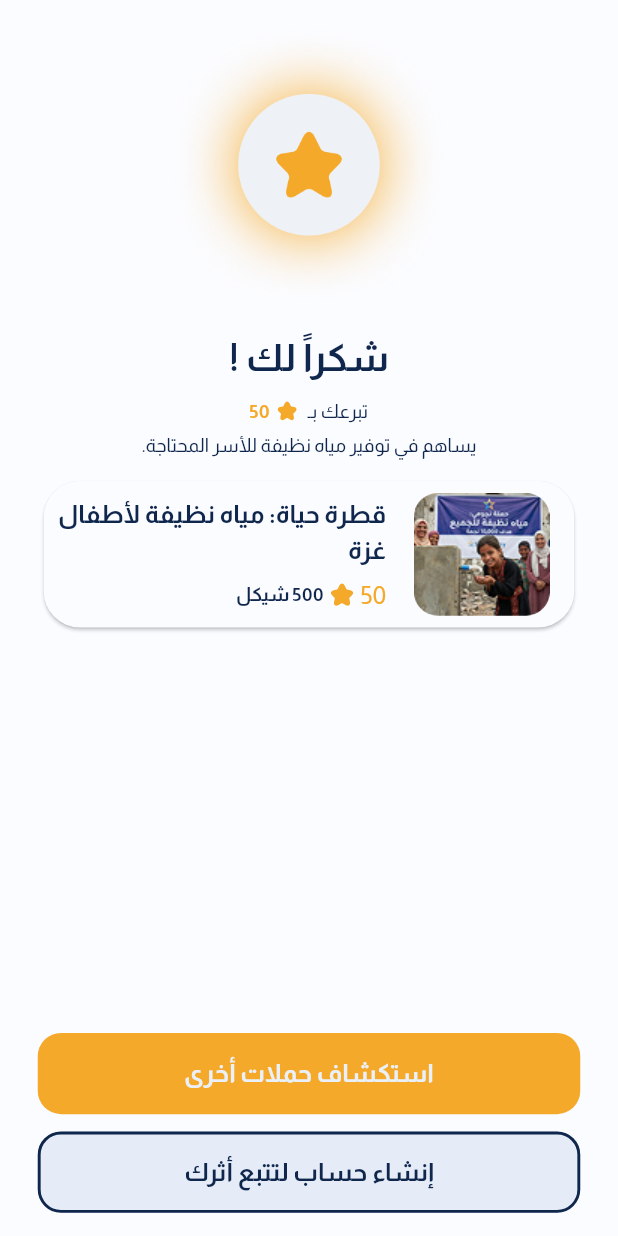
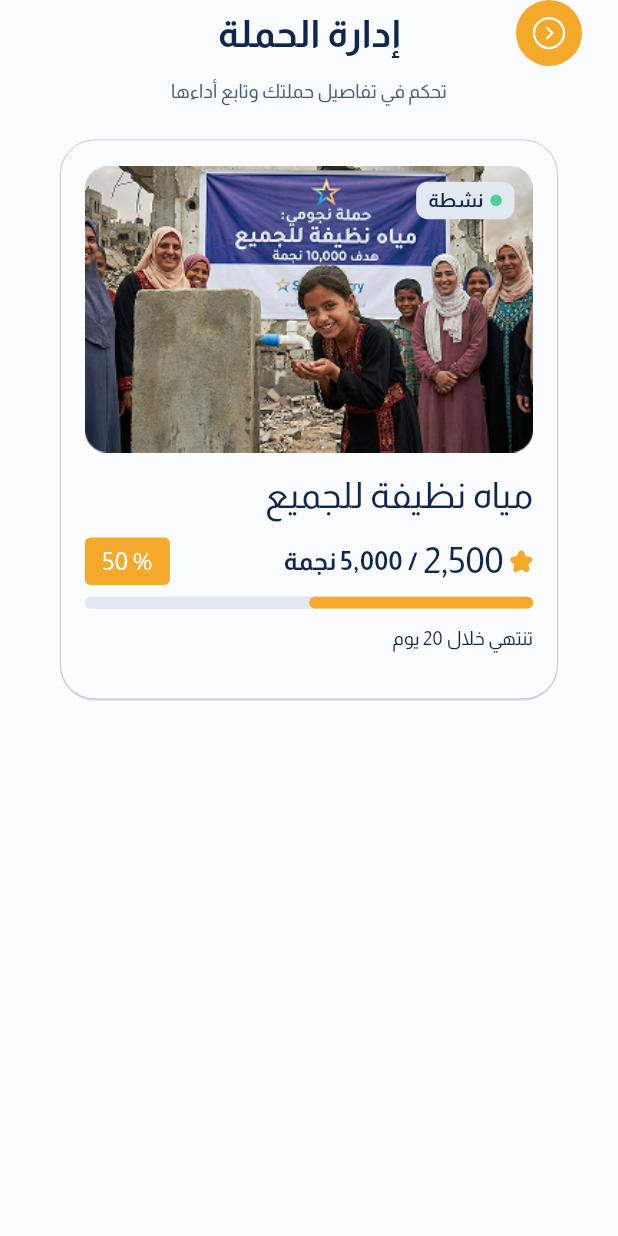
Before and after one commit to alhessiahmed/crowdfunding_platform, a Flutter app: the screen it shows after launch, on a phone screen of 412 x 824 dp. Run offline on Flutter 3.47's test engine with Material 3 defaults, Android fonts, the phone set to English and light mode, and no system bars; our stand-ins replace flutter_screenutil, flutter_svg, get, shared_preferences.

Commit message:
done the update and contrle campaigne card widget and done the controler and binig of the secreen withe chat gpt i dont know getx

```diff
--- a/lib/controller/core/constants/images_manager.dart
+++ b/lib/controller/core/constants/images_manager.dart
@@ -65,4 +65,6 @@ class ImagesManager {
   static const String calender2 = '$iconsPath/ic_calendar-2.svg';
   static const String profile2user = '$iconsPath/ic_profile-2user.svg';
   static const String notificationBing = '$iconsPath/ic_notification-bing.svg';
+  static const String pushIcon = '$iconsPath/ic_pause.svg';
+  static const String trashIcon = '$iconsPath/ic_trash.svg';
 }
--- a/lib/controller/core/routes/get_pages.dart
+++ b/lib/controller/core/routes/get_pages.dart
@@ -2,6 +2,7 @@ import 'package:crowdfunding_platform/controller/getx/bindings/auth/forgot_passw
 import 'package:crowdfunding_platform/controller/getx/bindings/auth/user_type_selection_binding.dart';
 import 'package:crowdfunding_platform/controller/getx/bindings/auth/verification_binding.dart';
 import 'package:crowdfunding_platform/controller/getx/bindings/campaign_details_binding.dart';
+import 'package:crowdfunding_platform/controller/getx/bindings/control_campaign_binding.dart';
 import 'package:crowdfunding_platform/controller/getx/bindings/home_binding.dart';
 import 'package:crowdfunding_platform/view/screens/auth/forgot_password_screen.dart';
 import 'package:crowdfunding_platform/view/screens/auth/reset_password_success_screen.dart';
@@ -11,6 +12,7 @@ import 'package:crowdfunding_platform/view/screens/campaign_details_screen.dart'
 import 'package:crowdfunding_platform/view/screens/home_screen.dart';
 import 'package:crowdfunding_platform/view/screens/intro/welcome_screen.dart';
 import 'package:crowdfunding_platform/view/screens/main_screen.dart';
+import 'package:crowdfunding_platform/view/screens/update_campaign/control_campaign_screen.dart';
 import 'package:get/get.dart';
 
 import '../../../view/screens/auth/forgot_password_screen.dart';
@@ -114,6 +116,11 @@ final List<GetPage<dynamic>> getPages = [
     page: () => const CampaignDetailsScreen(),
     binding: CampaignDetailsBinding(),
   ),
+  GetPage(
+    name: RoutesManager.controlCampaignScreen,
+    page: () => const ControlCampaignScreen(),
+    binding: ControlCampaignBinding(),
+  ),
 
   GetPage(
     name: RoutesManager.paymentScreen,
--- a/lib/controller/core/routes/routes_manager.dart
+++ b/lib/controller/core/routes/routes_manager.dart
@@ -23,4 +23,5 @@ class RoutesManager {
   static const creditCardPaymentScreen = '/credit_card_payment_screen';
   static const confirmPaymentScreen = '/confirm_payment_screen';
   static const thanksForPaymentScreen = '/thanks_for_payment_screen';
+  static const controlCampaignScreen = '/control_campaign_screen';
 }
--- a/lib/controller/getx/bindings/campaign_details_binding.dart
+++ b/lib/controller/getx/bindings/campaign_details_binding.dart
@@ -1,4 +1,4 @@
-import 'package:crowdfunding_platform/controller/getx/controllers/campagin_details_controller.dart';
+import 'package:crowdfunding_platform/controller/getx/controllers/campgin_update_and_control_controllers/campagin_details_controller.dart';
 import 'package:get/instance_manager.dart';
 
 class CampaignDetailsBinding extends Bindings{
--- /dev/null
+++ b/lib/controller/getx/bindings/control_campaign_binding.dart
@@ -0,0 +1,9 @@
+import 'package:crowdfunding_platform/controller/getx/controllers/campgin_update_and_control_controllers/control_campaign_controller.dart';
+import 'package:get/get.dart';
+
+class ControlCampaignBinding implements Bindings {
+  @override
+  void dependencies() {
+    Get.put(ControlCampaignController());
+  }
+}
--- /dev/null
+++ b/lib/controller/getx/controllers/campgin_update_and_control_controllers/control_campaign_controller.dart
@@ -0,0 +1,110 @@
+import 'package:crowdfunding_platform/controller/core/constants/images_manager.dart';
+import 'package:crowdfunding_platform/controller/core/utils/show_snackbar.dart';
+import 'package:crowdfunding_platform/model/control_campaign.dart';
+import 'package:get/get.dart';
+
+class ControlCampaignController extends GetxController {
+  late final ControlCampaignData campaign;
+
+  final RxList<CampaignUpdate> updates = <CampaignUpdate>[].obs;
+  final RxInt selectedNavIndex = 2.obs;
+
+  List<CampaignAction> get actions => campaign.actions;
+
+  @override
+  void onInit() {
+    super.onInit();
+    campaign = const ControlCampaignData(
+      summary: CampaignSummary(
+        titleKey: 'Campaign_title_sample',
+        statusLabelKey: 'Active',
+        categoryLabelKey: 'water',
+        imagePath: ImagesManager.test,
+        starsCollected: 2500,
+        starsTarget: 5000,
+        daysRemaining: 20,
+      ),
+      performance: PerformanceOverview(
+        totalStars: 2500,
+        supporters: 12,
+        daysRemaining: 20,
+      ),
+      actions: [
+        CampaignAction(type: ControlActionType.edit, labelKey: 'Edit'),
+        CampaignAction(type: ControlActionType.share, labelKey: 'Share'),
+        CampaignAction(type: ControlActionType.addUpdate, labelKey: 'Add_Update'),
+      ],
+      updates: [
+        CampaignUpdate(
+          title: 'Started the first delivery',
+          description: 'Clean water reached 50 families in need.',
+          timeLabel: '3 hours ago',
+          isLiked: true,
+        ),
+        CampaignUpdate(
+          title: 'Reached 1,000 stars',
+          description: 'Thanks to supporters for the early momentum.',
+          timeLabel: '1 day ago',
+        ),
+      ],
+    );
+    updates.assignAll(campaign.updates);
+  }
+
+  double get progress {
+    if (campaign.summary.starsTarget == 0) {
+      return 0;
+    }
+    return campaign.summary.starsCollected / campaign.summary.starsTarget;
+  }
+
+  int get progressPercent {
+    final percent = (progress * 100).round();
+    if (percent < 0) {
+      return 0;
+    }
+    if (percent > 100) {
+      return 100;
+    }
+    return percent;
+  }
+
+  void toggleLike(int index) {
+    final current = updates[index];
+    updates[index] = current.copyWith(isLiked: !current.isLiked);
+  }
+
+  void onBack() {
+    Get.back();
+  }
+
+  void onActionTap(ControlActionType type) {
+    switch (type) {
+      case ControlActionType.edit:
+        showSnackbar(message: 'Edit campaign');
+        break;
+      case ControlActionType.share:
+        showSnackbar(message: 'Share campaign');
+        break;
+      case ControlActionType.addUpdate:
+        showSnackbar(message: 'Add a new update');
+        break;
+    }
+  }
+
+  void onPauseCampaign() {
+    showSnackbar(message: 'Campaign paused');
+  }
+
+  void onDeleteCampaign() {
+    showSnackbar(message: 'Campaign deleted', success: false);
+  }
+
+  void onViewAll() {
+    showSnackbar(message: 'View all updates');
+  }
+
+  void onNavTap(int index) {
+    selectedNavIndex.value = index;
+  }
+}
--- a/lib/controller/localization/ar.dart
+++ b/lib/controller/localization/ar.dart
@@ -154,4 +154,21 @@ Map<String, String> arLocale = {
   'Your_donation': 'تبرعك بـ',
   'Donation_impact_description': 'يساهم في توفير مياه نظيفة للأسر المحتاجة.',
   'Campaign_title_sample': 'قطرة حياة: مياه نظيفة لأطفال غزة',
+  'Campaign_Management': 'إدارة الحملة',
+  'Control_the_details_of_your_campaign_and_monitor_its_performance.':
+      'تحكم في تفاصيل حملتك وتابع أداءها',
+  "It_ends_within_days": "تنتهي خلال @days يوم",
+  'Dayes': 'يوم',
+  'Add_Update': 'إضافة تحديث',
+  'Share': 'مشاركة',
+  'Edit': 'تعديل',
+  'Performance_Overview': 'نظرة عامة على الأداء',
+  'Total_stars_collected': 'المجمعة',
+  'Supporters': 'الداعمين',
+  'Days_remaining': 'أيام متبقية',
+  'Latest_updates': 'آخر التحديثات',
+  'View_all': 'عرض الكل',
+  'Campaign_temporarily_suspended': 'ايقاف الحملة مؤقتاً',
+  'Delete_the_campaign_permanently': 'حذف الحملة نهائياً',
+  'star': 'نجمة',
 };
--- a/lib/main.dart
+++ b/lib/main.dart
@@ -14,9 +14,11 @@ import 'controller/localization/app_translations.dart';
 void main() async {
   WidgetsFlutterBinding.ensureInitialized();
   Get.put(ThemeController());
-  await Get.putAsync<SharedPrefController> (()async => await SharedPrefController().initPreferences());
+  await Get.putAsync<SharedPrefController>(
+    () async => await SharedPrefController().initPreferences(),
+  );
   // await DbController().initDatabase();
-   //await SharedPrefController().initPreferences();
+  //await SharedPrefController().initPreferences();
   // await Firebase.initializeApp(
   //   options: DefaultFirebaseOptions.currentPlatform,
   // );
@@ -43,7 +45,7 @@ class MyApp extends StatelessWidget {
           themeMode: ThemeController.to.themeMode,
           // themeMode: ThemeMode.dark,
           // initialRoute: RoutesManager.launchScreen,
-          initialRoute: RoutesManager.thanksForPaymentScreen,
+          initialRoute: RoutesManager.controlCampaignScreen,
           getPages: getPages,
           unknownRoute: GetPage(
             name: RoutesManager.launchScreen,
--- /dev/null
+++ b/lib/model/control_campaign.dart
@@ -0,0 +1,82 @@
+class ControlCampaignData {
+  const ControlCampaignData({
+    required this.summary,
+    required this.performance,
+    required this.actions,
+    required this.updates,
+  });
+
+  final CampaignSummary summary;
+  final PerformanceOverview performance;
+  final List<CampaignAction> actions;
+  final List<CampaignUpdate> updates;
+}
+
+class CampaignSummary {
+  const CampaignSummary({
+    required this.titleKey,
+    required this.statusLabelKey,
+    required this.categoryLabelKey,
+    required this.imagePath,
+    required this.starsCollected,
+    required this.starsTarget,
+    required this.daysRemaining,
+  });
+
+  final String titleKey;
+  final String statusLabelKey;
+  final String categoryLabelKey;
+  final String imagePath;
+  final int starsCollected;
+  final int starsTarget;
+  final int daysRemaining;
+}
+
+class PerformanceOverview {
+  const PerformanceOverview({
+    required this.totalStars,
+    required this.supporters,
+    required this.daysRemaining,
+  });
+
+  final int totalStars;
+  final int supporters;
+  final int daysRemaining;
+}
+
+class CampaignUpdate {
+  const CampaignUpdate({
+    required this.title,
+    required this.description,
+    required this.timeLabel,
+    this.isLiked = false,
+  });
+
+  final String title;
+  final String description;
+  final String timeLabel;
+  final bool isLiked;
+
+  CampaignUpdate copyWith({
+    String? title,
+    String? description,
+    String? timeLabel,
+    bool? isLiked,
+  }) {
+    return CampaignUpdate(
+      title: title ?? this.title,
+      description: description ?? this.description,
+      timeLabel: timeLabel ?? this.timeLabel,
+      isLiked: isLiked ?? this.isLiked,
+    );
+  }
+}
+
+enum ControlActionType { edit, share, addUpdate }
+
+class CampaignAction {
+  const CampaignAction({required this.type, required this.labelKey});
+
+  final ControlActionType type;
+  final String labelKey;
+}
--- /dev/null
+++ b/lib/view/screens/update_campaign/control_campaign_screen.dart
@@ -0,0 +1,38 @@
+import 'package:crowdfunding_platform/controller/core/constants/colors_manager.dart';
+import 'package:crowdfunding_platform/controller/core/constants/images_manager.dart';
+import 'package:crowdfunding_platform/controller/getx/controllers/campgin_update_and_control_controllers/control_campaign_controller.dart';
+import 'package:crowdfunding_platform/view/widgets/update_campaign_widget/appbar_section.dart';
+import 'package:crowdfunding_platform/view/widgets/update_campaign_widget/campaign_dateils_card_widget.dart';
+import 'package:flutter/material.dart';
+import 'package:flutter/src/widgets/framework.dart';
+import 'package:get/get_state_manager/src/simple/get_view.dart';
+import 'package:get/utils.dart';
+
+class ControlCampaignScreen extends GetView<ControlCampaignController> {
+  const ControlCampaignScreen({super.key});
+
+  @override
+  Widget build(BuildContext context) {
+    return Scaffold(
+      body: SafeArea(
+        child: SingleChildScrollView(
+          child: Column(
+            children: [
+              AppbarSection(),
+              SizedBox(height: 24),
+              CampaignDateilsCardWidget(
+                campaignTitle: 'مياه نظيفة للجميع',
+                currentStars: 2500,
+                endDuring: 20,
+                imagePath: ImagesManager.test,
+                statusBadgeColor: ColorsManager.success,
+                statusBadgeText: "نشطة",
+                totalStars: 5000,
+              ),
+            ],
+          ).paddingSymmetric(horizontal: 24),
+        ),
+      ),
+    );
+  }
+}
--- /dev/null
+++ b/lib/view/widgets/update_campaign_widget/appbar_section.dart
@@ -0,0 +1,25 @@
+import 'package:crowdfunding_platform/controller/core/constants/colors_manager.dart';
+import 'package:crowdfunding_platform/view/widgets/custom_app_bar.dart';
+import 'package:flutter/material.dart';
+import 'package:get/get_utils/src/extensions/internacionalization.dart';
+
+class AppbarSection extends StatelessWidget {
+  const AppbarSection({super.key});
+
+  @override
+  Widget build(BuildContext context) {
+    return Column(
+      children: [
+        CustomAppBar(title: 'Campaign_Management'.tr),
+        SizedBox(height: 8),
+        Text(
+          'Control_the_details_of_your_campaign_and_monitor_its_performance.'
+              .tr,
+          style: Theme.of(
+            context,
+          ).textTheme.bodySmall?.copyWith(color: ColorsManager.secondaryLight),
+        ),
+      ],
+    );
+  }
+}
--- /dev/null
+++ b/lib/view/widgets/update_campaign_widget/campaign_dateils_card_widget.dart
@@ -0,0 +1,77 @@
+import 'package:crowdfunding_platform/controller/core/constants/colors_manager.dart';
+import 'package:crowdfunding_platform/controller/core/constants/images_manager.dart';
+import 'package:crowdfunding_platform/view/widgets/update_campaign_widget/campaing_progress_info_widget.dart';
+import 'package:crowdfunding_platform/view/widgets/update_campaign_widget/image_withe_badge.dart';
+import 'package:flutter/material.dart';
+import 'package:flutter_screenutil/flutter_screenutil.dart';
+import 'package:get/utils.dart';
+
+class CampaignDateilsCardWidget extends StatelessWidget {
+  const CampaignDateilsCardWidget({
+    super.key,
+    required this.imagePath,
+    required this.statusBadgeText,
+    required this.statusBadgeColor,
+    required this.currentStars,
+    required this.totalStars,
+    required this.endDuring,
+    required this.campaignTitle,
+  });
+  final String imagePath;
+  final String statusBadgeText;
+  final Color statusBadgeColor;
+  final int currentStars;
+  final int totalStars;
+  final int endDuring;
+  final String campaignTitle;
+
+  @override
+  Widget build(BuildContext context) {
+    return Container(
+      padding: EdgeInsets.all(16),
+      decoration: BoxDecoration(
+        color: Theme.of(context).colorScheme.onInverseSurface,
+        borderRadius: BorderRadius.circular(24.r),
+        border: BoxBorder.all(width: 0.5, color: ColorsManager.disabled),
+        boxShadow: const [
+          BoxShadow(
+            color: Colors.black12,
+
+            // blurRadius: 10,
+            offset: Offset(0, 1),
+          ),
+        ],
+      ),
+      child: Column(
+        crossAxisAlignment: CrossAxisAlignment.start,
+        children: [
+          ImageWitheBadge(
+            imagePath: imagePath,
+            statusBadgeColor: statusBadgeColor,
+            statusBadgeText: statusBadgeText,
+          ),
+          SizedBox(height: 12.h),
+          Text(
+            campaignTitle,
+            style: Theme.of(context).textTheme.headlineSmall?.copyWith(
+              color: Theme.of(context).colorScheme.primary,
+
+              // fontWeight: FontWeight.bold,
+            ),
+          ),
+          SizedBox(height: 12.h),
+          CampaignProgressInfoWidget(currentStars: 2500, totalStars: 5000),
+          SizedBox(height: 12.h),
+          Text(
+            'It_ends_within_days'.trParams({'days': '$endDuring'}).tr,
+            style: Theme.of(context).textTheme.bodySmall?.copyWith(
+              color: Theme.of(context).colorScheme.primary,
+            ),
+          ),
+
+          SizedBox(height: 16.h),
+        ],
+      ),
+    ).paddingSymmetric(horizontal: 16);
+  }
+}
--- /dev/null
+++ b/lib/view/widgets/update_campaign_widget/campaign_stars_info.dart
@@ -0,0 +1,62 @@
+import 'package:crowdfunding_platform/controller/core/constants/colors_manager.dart';
+import 'package:crowdfunding_platform/controller/core/constants/images_manager.dart';
+import 'package:flutter/material.dart';
+import 'package:flutter_screenutil/flutter_screenutil.dart';
+import 'package:flutter_svg/svg.dart';
+import 'package:get/get_utils/src/extensions/internacionalization.dart';
+import 'package:intl/intl.dart';
+
+class CampaignStarsInfo extends StatelessWidget {
+  const CampaignStarsInfo({
+    super.key,
+    required this.currentStars,
+    required this.totalStars,
+  });
+  final int currentStars;
+  final int totalStars;
+
+  @override
+  Widget build(BuildContext context) {
+    final percentage = ((currentStars / totalStars) * 100).toInt();
+    final numberFormatter = NumberFormat('#,###');
+
+    return Row(
+      mainAxisAlignment: MainAxisAlignment.spaceBetween,
+      children: [
+        Row(
+          children: [
+            SvgPicture.asset(ImagesManager.star),
+            SizedBox(width: 4.h),
+            Text(
+              numberFormatter.format(currentStars),
+              style: Theme.of(context).textTheme.headlineSmall?.copyWith(
+                color: Theme.of(context).colorScheme.primary,
+              ),
+            ),
+            SizedBox(width: 4.h),
+            Text(
+              '/ ${numberFormatter.format(totalStars)} ${'star'.tr}',
+              style: Theme.of(context).textTheme.bodyMedium?.copyWith(
+                color: Theme.of(context).colorScheme.primary,
+                fontWeight: FontWeight.bold,
+              ),
+            ),
+          ],
+        ),
+        Container(
+          padding: EdgeInsets.symmetric(horizontal: 8.w, vertical: 4.h),
+          decoration: BoxDecoration(
+            color: ColorsManager.primaryCTA,
+            borderRadius: BorderRadius.circular(4.r),
+          ),
+          child: Text(
+            ' % $percentage ',
+            style: Theme.of(
+              context,
+            ).textTheme.bodyMedium?.copyWith(color: ColorsManager.bgColor),
+          ),
+        ),
+      ],
+    );
+  }
+}
--- /dev/null
+++ b/lib/view/widgets/update_campaign_widget/campaing_progress_info_widget.dart
@@ -0,0 +1,25 @@
+import 'package:crowdfunding_platform/view/widgets/step_indicator.dart';
+import 'package:crowdfunding_platform/view/widgets/update_campaign_widget/campaign_stars_info.dart';
+import 'package:flutter/material.dart';
+import 'package:flutter_screenutil/flutter_screenutil.dart';
+
+class CampaignProgressInfoWidget extends StatelessWidget {
+  const CampaignProgressInfoWidget({
+    super.key,
+    required this.currentStars,
+    required this.totalStars,
+  });
+  final int currentStars;
+  final int totalStars;
+  @override
+  Widget build(BuildContext context) {
+    return Column(
+      crossAxisAlignment: CrossAxisAlignment.start,
+      children: [
+        CampaignStarsInfo(currentStars: currentStars, totalStars: totalStars),
+        SizedBox(height: 8.h),
+        StepIndicator(progress: currentStars / totalStars),
+      ],
+    );
+  }
+}
--- /dev/null
+++ b/lib/view/widgets/update_campaign_widget/card_states_badge.dart
@@ -0,0 +1,40 @@
+import 'package:crowdfunding_platform/controller/core/constants/colors_manager.dart';
+import 'package:flutter/material.dart';
+import 'package:flutter_screenutil/flutter_screenutil.dart';
+
+class CardStatesBadge extends StatelessWidget {
+  const CardStatesBadge({super.key, required this.statusText, required this.statusColor});
+  final String statusText;
+  final Color statusColor;
+  @override
+  Widget build(BuildContext context) {
+    return Container(
+      decoration: BoxDecoration(
+        color: ColorsManager.dividerColorLight,
+        borderRadius: BorderRadius.circular(8.r),
+      ),
+      padding: EdgeInsets.symmetric(horizontal: 8, vertical: 4),
+      child: Row(
+        mainAxisAlignment: MainAxisAlignment.spaceBetween,
+        children: [
+          Container(
+            height: 8.h,
+            width: 8.w,
+            decoration: BoxDecoration(
+              shape: BoxShape.circle,
+              color: statusColor,
+            ),
+          ),
+          SizedBox(width: 4.w),
+          Text(
+            statusText,
+            style: Theme.of(context).textTheme.bodySmall?.copyWith(
+              color: ColorsManager.primaryLight,
+              fontWeight: FontWeight.bold,
+            ),
+          ),
+        ],
+      ),
+    );
+  }
+}
--- /dev/null
+++ b/lib/view/widgets/update_campaign_widget/image_withe_badge.dart
@@ -0,0 +1,36 @@
+import 'package:crowdfunding_platform/view/widgets/update_campaign_widget/card_states_badge.dart';
+import 'package:flutter/material.dart';
+import 'package:flutter_screenutil/flutter_screenutil.dart';
+
+class ImageWitheBadge extends StatelessWidget {
+  const ImageWitheBadge({super.key, required this.imagePath, required this.statusBadgeText, required this.statusBadgeColor});
+  final String imagePath;
+  final String statusBadgeText;
+    final Color statusBadgeColor;
+
+  @override
+  Widget build(BuildContext context) {
+    return Stack(
+      children: [
+        ClipRRect(
+          borderRadius: BorderRadius.circular(16.r),
+
+          child: Image.asset(
+           imagePath ,
+            fit: BoxFit.contain,
+            height: 200.h,
+            width: double.infinity,
+          ),
+        ),
+        Positioned(
+          top: 12.h,
+          right: 12.w,
+          child: CardStatesBadge(
+            statusColor:statusBadgeColor,
+            statusText:statusBadgeText ,
+          ),
+        ),
+      ],
+    );
+  }
+}
--- a/pubspec.yaml
+++ b/pubspec.yaml
@@ -19,6 +19,7 @@ dependencies:
   flutter_svg: ^2.2.3
   http: ^1.6.0
   shared_preferences: ^2.5.3
+  intl: ^0.20.2
 
 dev_dependencies:
   flutter_test:
```
Also changed, not shown: assets/images/icons/ic_pause.svg (added), assets/images/icons/ic_trash.svg (added), lib/controller/getx/controllers/campgin_update_and_control_controllers/campagin_details_controller.dart (renamed from lib/controller/getx/controllers/campagin_details_controller.dart), pubspec.lock.
